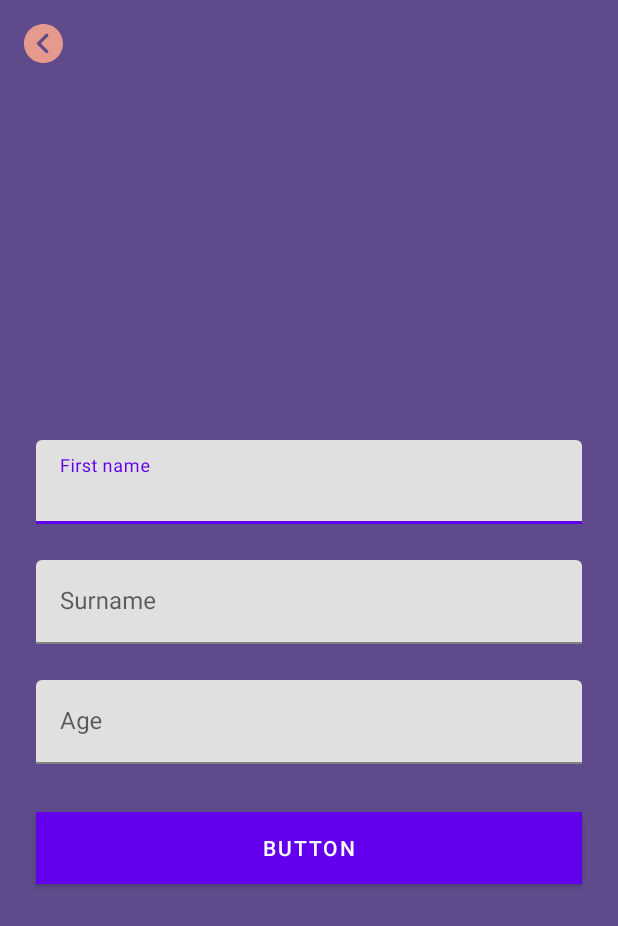
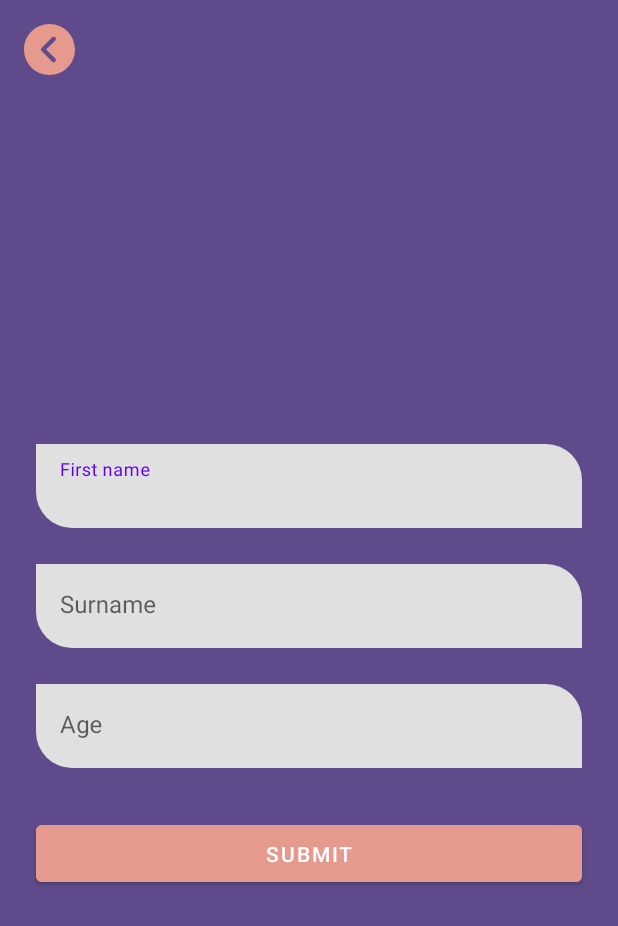
Before and after one commit to Anirudh4053/EnigmaTech, an Android app: the DetailActivity screen opened directly, with no data from a screen before it, on a phone screen of 412 x 824 dp. Shown: the top 926 px of the screen. Run offline under Robolectric (Android 15) with nearby library versions, the phone set to English and light mode, and no system bars; libraries missing offline, so code that uses them is left out: org.kodein.di; 2 statements that could not run were skipped.

Commit message:
Details page created and listing refreshed

```diff
--- /dev/null
+++ b/app/src/main/java/com/anirudh/enigmatech/ui/detail/DetailListener.kt
@@ -0,0 +1,7 @@
+package com.anirudh.enigmatech.ui.detail
+
+interface DetailListener {
+    fun onStarted()
+    fun onSuccess()
+    fun onFailure(message:String)
+}
--- a/app/src/main/java/com/anirudh/enigmatech/ui/list/ListFragment.kt
+++ b/app/src/main/java/com/anirudh/enigmatech/ui/list/ListFragment.kt
@@ -91,7 +91,8 @@ class ListFragment : Fragment() {
                 if (data != null) {
                     val refresh = data.getBooleanExtra("refresh",false)
                     if(refresh){
-                        println("Refresh new fragment")
+                        itemList.clear()
+                        dashboardViewModel.readData()
                     }
                 }
             }
--- a/app/src/main/res/layout/activity_detail.xml
+++ b/app/src/main/res/layout/activity_detail.xml
@@ -9,13 +9,13 @@
 
     <ImageView
         android:id="@+id/backBtn"
-        android:layout_width="26dp"
-        android:layout_height="26dp"
+        android:layout_width="34dp"
+        android:layout_height="34dp"
         android:layout_marginStart="16dp"
         android:layout_marginTop="16dp"
         app:layout_constraintStart_toStartOf="parent"
         app:layout_constraintTop_toTopOf="parent"
-        app:srcCompat="@drawable/ic_back" />
+        android:src="@drawable/ic_back" />
 
     <com.google.android.material.textfield.TextInputLayout
         android:id="@+id/fnameInputLayout"
@@ -25,6 +25,9 @@
         android:layout_marginTop="16dp"
         android:layout_marginEnd="24dp"
         android:layout_marginBottom="16dp"
+        android:theme="@style/InputLayout"
+        app:boxStrokeWidth="0dp"
+        app:boxStrokeWidthFocused="0dp"
         app:layout_constraintBottom_toTopOf="@+id/lnameInputLayout"
         app:layout_constraintEnd_toEndOf="parent"
         app:layout_constraintStart_toStartOf="parent"
@@ -35,6 +38,7 @@
             android:id="@+id/fnamEditText"
             android:layout_width="match_parent"
             android:layout_height="wrap_content"
+            android:inputType="textCapWords"
             android:hint="First name" />
     </com.google.android.material.textfield.TextInputLayout>
 
@@ -44,6 +48,9 @@
         android:layout_height="wrap_content"
         android:layout_marginTop="8dp"
         android:layout_marginBottom="16dp"
+        android:theme="@style/InputLayout"
+        app:boxStrokeWidth="0dp"
+        app:boxStrokeWidthFocused="0dp"
         app:layout_constraintBottom_toTopOf="@+id/ageInputLayout"
         app:layout_constraintEnd_toEndOf="@+id/fnameInputLayout"
         app:layout_constraintStart_toStartOf="@+id/fnameInputLayout"
@@ -53,6 +60,7 @@
             android:id="@+id/lnameEditText"
             android:layout_width="match_parent"
             android:layout_height="wrap_content"
+            android:inputType="textCapWords"
             android:hint="Surname" />
     </com.google.android.material.textfield.TextInputLayout>
 
@@ -62,7 +70,10 @@
         android:layout_height="wrap_content"
         android:layout_marginTop="8dp"
         android:layout_marginBottom="16dp"
-        app:layout_constraintBottom_toTopOf="@+id/button"
+        android:theme="@style/InputLayout"
+        app:boxStrokeWidth="0dp"
+        app:boxStrokeWidthFocused="0dp"
+        app:layout_constraintBottom_toTopOf="@+id/submitBtn"
         app:layout_constraintEnd_toEndOf="@+id/lnameInputLayout"
         app:layout_constraintStart_toStartOf="@+id/lnameInputLayout"
         app:layout_constraintTop_toBottomOf="@+id/lnameInputLayout">
@@ -71,19 +82,32 @@
             android:id="@+id/ageEditText"
             android:layout_width="match_parent"
             android:layout_height="wrap_content"
+            android:inputType="number"
             android:hint="Age" />
     </com.google.android.material.textfield.TextInputLayout>
 
     <Button
-        android:id="@+id/button"
+        android:id="@+id/submitBtn"
         android:layout_width="0dp"
-        android:layout_height="wrap_content"
+        android:layout_height="@dimen/dm_btn_ht"
         android:layout_marginTop="16dp"
-        android:text="Button"
+        android:backgroundTint="@color/bottomBarColor"
+        android:text="Submit"
         android:textColor="@color/white"
-        android:background="@color/bottomBarColor"
         app:layout_constraintBottom_toBottomOf="parent"
         app:layout_constraintEnd_toEndOf="@+id/ageInputLayout"
         app:layout_constraintStart_toStartOf="@+id/ageInputLayout"
-        app:layout_constraintTop_toBottomOf="@+id/ageInputLayout" />
+        app:layout_constraintTop_toBottomOf="@+id/ageInputLayout"
+        tools:targetApi="lollipop" />
+
+    <ProgressBar
+        android:id="@+id/progressBar"
+        style="?android:attr/progressBarStyle"
+        android:layout_width="wrap_content"
+        android:layout_height="wrap_content"
+        android:visibility="gone"
+        app:layout_constraintBottom_toBottomOf="parent"
+        app:layout_constraintEnd_toEndOf="parent"
+        app:layout_constraintStart_toStartOf="parent"
+        app:layout_constraintTop_toTopOf="parent" />
 </androidx.constraintlayout.widget.ConstraintLayout>
--- a/app/src/main/res/values-night/themes.xml
+++ b/app/src/main/res/values-night/themes.xml
@@ -13,4 +13,5 @@
         <item name="android:statusBarColor" tools:targetApi="l">?attr/colorPrimaryVariant</item>
         <!-- Customize your theme here. -->
     </style>
+
 </resources>
--- a/app/src/main/res/values-xxhdpi/dimens.xml
+++ b/app/src/main/res/values-xxhdpi/dimens.xml
@@ -7,7 +7,7 @@
     <!--home-->
 
     <!--confirm purchase-->
-    <dimen name="dm_btn_ht">50dp</dimen>
+    <dimen name="dm_btn_ht">60dp</dimen>
     <dimen name="dm_small_bt_ht">45sp</dimen>
     <dimen name="dm_btn_text">16sp</dimen>
     <!--confirm purchase-->
--- a/app/src/main/res/values-xxxhdpi/dimens.xml
+++ b/app/src/main/res/values-xxxhdpi/dimens.xml
@@ -7,7 +7,7 @@
     <!--home-->
 
     <!--confirm purchase-->
-    <dimen name="dm_btn_ht">60dp</dimen>
+    <dimen name="dm_btn_ht">65dp</dimen>
     <dimen name="dm_small_bt_ht">50sp</dimen>
     <dimen name="dm_btn_text">18sp</dimen>
     <!--confirm purchase-->
--- a/app/src/main/res/values/themes.xml
+++ b/app/src/main/res/values/themes.xml
@@ -14,9 +14,49 @@
         <!-- Customize your theme here. -->
     </style>
 
-    <style name="InputLayout" parent="Theme.AppCompat.Light">
+    <style name="InputLayout1" parent="Theme.AppCompat.Light">
         <item name="android:textColor">@color/greyColor</item>
         <item name="colorControlActivated">@color/greyColor</item>
         <item name="android:textSize">@dimen/dm_editText</item>
     </style>
+
+    <style name="InputLayout" parent="Widget.MaterialComponents.TextInputLayout.FilledBox">
+
+        <!-- Style attributes -->
+        <item name="boxCornerRadiusBottomStart">24dp</item>
+        <item name="boxCornerRadiusTopStart">0dp</item>
+        <item name="boxCornerRadiusTopEnd">24dp</item>
+        <item name="boxCornerRadiusBottomEnd">0dp</item>
+        <item name="boxBackgroundColor">#80ABCDEF</item>
+
+        <item name="hintTextAppearance">@style/HintText</item>
+        <item name="errorTextAppearance">@style/ErrorText</item>
+        <item name="counterTextAppearance">@style/HintText</item>
+
+        <item name="android:textColorHint">@color/greyColor</item>
+        <item name="hintTextColor">@color/greyColor</item>
+
+
+        <!-- Theme attributes -->
+
+
+        <item name="colorControlNormal">#000</item>
+        <item name="colorControlActivated">@color/greyColor</item>
+
+    </style>
+
+    <style name="ErrorText" parent="TextAppearance.AppCompat">
+        <item name="android:textColor">@android:color/holo_red_light</item>
+        <item name="android:textSize">14sp</item>
+    </style>
+
+    <style name="HintText" parent="TextAppearance.AppCompat">
+        <item name="android:textColor">@color/greyColor</item>
+        <item name="android:textSize">@dimen/dm_editText</item>
+
+    </style>
+
+    <style name="MyHintStyle" parent="@android:style/TextAppearance">
+        <item name="android:textColor">@color/greyColor</item>
+    </style>
 </resources>
```
Also changed, not shown: app/src/main/java/com/anirudh/enigmatech/MVVMApplication.kt (+16 -1 lines), app/src/main/java/com/anirudh/enigmatech/data/Extensions.kt (+13 -0 lines), app/src/main/java/com/anirudh/enigmatech/ui/detail/DetailActivity.kt (+50 -2 lines), app/src/main/java/com/anirudh/enigmatech/ui/detail/DetailRepository.kt (added, +29 -0 lines), app/src/main/java/com/anirudh/enigmatech/ui/detail/DetailViewModel.kt (added, +23 -0 lines), app/src/main/java/com/anirudh/enigmatech/ui/detail/DetailViewModelFactory.kt (added, +13 -0 lines).
